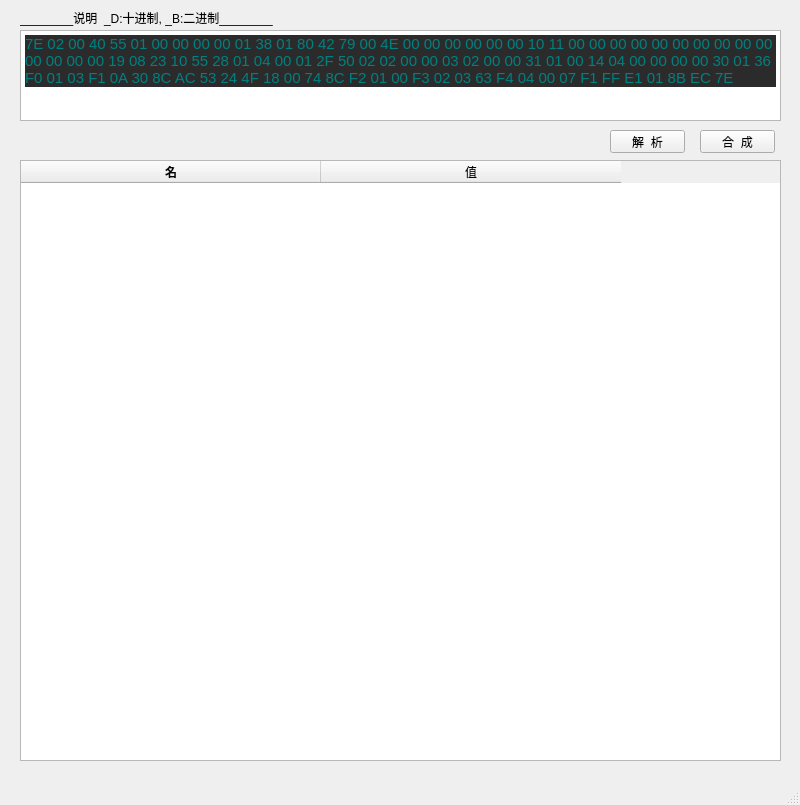
The window that config1/UI.ui (uyaly/study2018) describes before a commit, drawn with Qt 5.
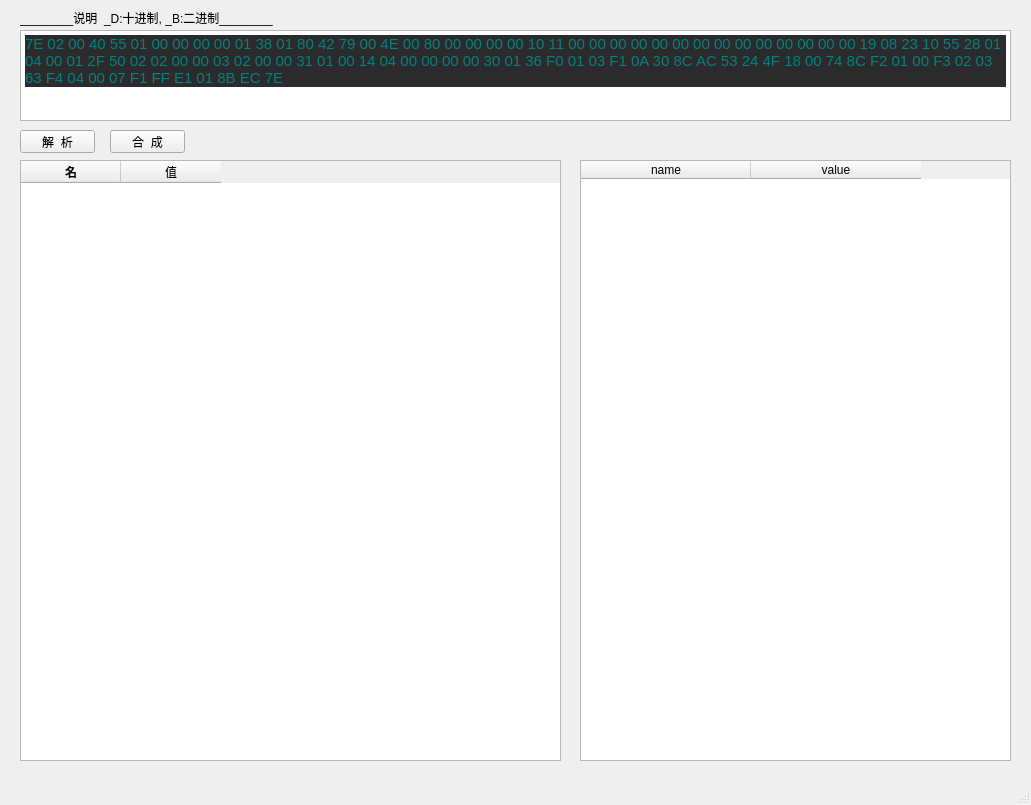
The same window after the commit.

Diff of the .ui file:
```diff
--- a/config1/UI.ui
+++ b/config1/UI.ui
@@ -6,7 +6,7 @@
    <rect>
     <x>0</x>
     <y>0</y>
-    <width>800</width>
+    <width>1031</width>
     <height>805</height>
    </rect>
   </property>
@@ -38,7 +38,7 @@
      <rect>
       <x>20</x>
       <y>30</y>
-      <width>761</width>
+      <width>991</width>
       <height>91</height>
      </rect>
     </property>
@@ -47,7 +47,7 @@
 &lt;html&gt;&lt;head&gt;&lt;meta name=&quot;qrichtext&quot; content=&quot;1&quot; /&gt;&lt;style type=&quot;text/css&quot;&gt;
 p, li { white-space: pre-wrap; }
 &lt;/style&gt;&lt;/head&gt;&lt;body style=&quot; font-family:'SimSun'; font-size:9pt; font-weight:400; font-style:normal;&quot;&gt;
-&lt;p style=&quot; margin-top:12px; margin-bottom:12px; margin-left:0px; margin-right:0px; -qt-block-indent:0; text-indent:0px; background-color:#2b2b2b;&quot;&gt;&lt;span style=&quot; font-family:'宋体'; font-size:11.3pt; color:#008080;&quot;&gt;7E 02 00 40 55 01 00 00 00 00 01 38 01 80 42 79 00 4E 00 00 00 00 00 00 10 11 00 00 00 00 00 00 00 00 00 00 00 00 00 00 19 08 23 10 55 28 01 04 00 01 2F 50 02 02 00 00 03 02 00 00 31 01 00 14 04 00 00 00 00 30 01 36 F0 01 03 F1 0A 30 8C AC 53 24 4F 18 00 74 8C F2 01 00 F3 02 03 63 F4 04 00 07 F1 FF E1 01 8B EC 7E&lt;/span&gt;&lt;/p&gt;&lt;/body&gt;&lt;/html&gt;</string>
+&lt;p style=&quot; margin-top:12px; margin-bottom:12px; margin-left:0px; margin-right:0px; -qt-block-indent:0; text-indent:0px; background-color:#2b2b2b;&quot;&gt;&lt;span style=&quot; font-family:'宋体'; font-size:11.3pt; color:#008080;&quot;&gt;7E 02 00 40 55 01 00 00 00 00 01 38 01 80 42 79 00 4E 00 80 00 00 00 00 10 11 00 00 00 00 00 00 00 00 00 00 00 00 00 00 19 08 23 10 55 28 01 04 00 01 2F 50 02 02 00 00 03 02 00 00 31 01 00 14 04 00 00 00 00 30 01 36 F0 01 03 F1 0A 30 8C AC 53 24 4F 18 00 74 8C F2 01 00 F3 02 03 63 F4 04 00 07 F1 FF E1 01 8B EC 7E&lt;/span&gt;&lt;/p&gt;&lt;/body&gt;&lt;/html&gt;</string>
     </property>
    </widget>
    <widget class="QLabel" name="label_2">
@@ -68,12 +68,12 @@
      <rect>
       <x>20</x>
       <y>160</y>
-      <width>761</width>
+      <width>541</width>
       <height>601</height>
      </rect>
     </property>
     <attribute name="horizontalHeaderDefaultSectionSize">
-     <number>300</number>
+     <number>100</number>
     </attribute>
     <column>
      <property name="text">
@@ -95,7 +95,7 @@
    <widget class="QPushButton" name="Button_analyz">
     <property name="geometry">
      <rect>
-      <x>610</x>
+      <x>20</x>
       <y>130</y>
       <width>75</width>
       <height>23</height>
@@ -108,7 +108,7 @@
    <widget class="QPushButton" name="Button_create">
     <property name="geometry">
      <rect>
-      <x>700</x>
+      <x>110</x>
       <y>130</y>
       <width>75</width>
       <height>23</height>
@@ -118,6 +118,29 @@
      <string>合  成</string>
     </property>
    </widget>
+   <widget class="QTableWidget" name="tableWidget_2">
+    <property name="geometry">
+     <rect>
+      <x>580</x>
+      <y>160</y>
+      <width>431</width>
+      <height>601</height>
+     </rect>
+    </property>
+    <attribute name="horizontalHeaderDefaultSectionSize">
+     <number>170</number>
+    </attribute>
+    <column>
+     <property name="text">
+      <string>name</string>
+     </property>
+    </column>
+    <column>
+     <property name="text">
+      <string>value</string>
+     </property>
+    </column>
+   </widget>
   </widget>
   <widget class="QMenuBar" name="menubar">
    <property name="geometry">
```
Left out of the diff: 5 changed lines with no effect on the pictures.
